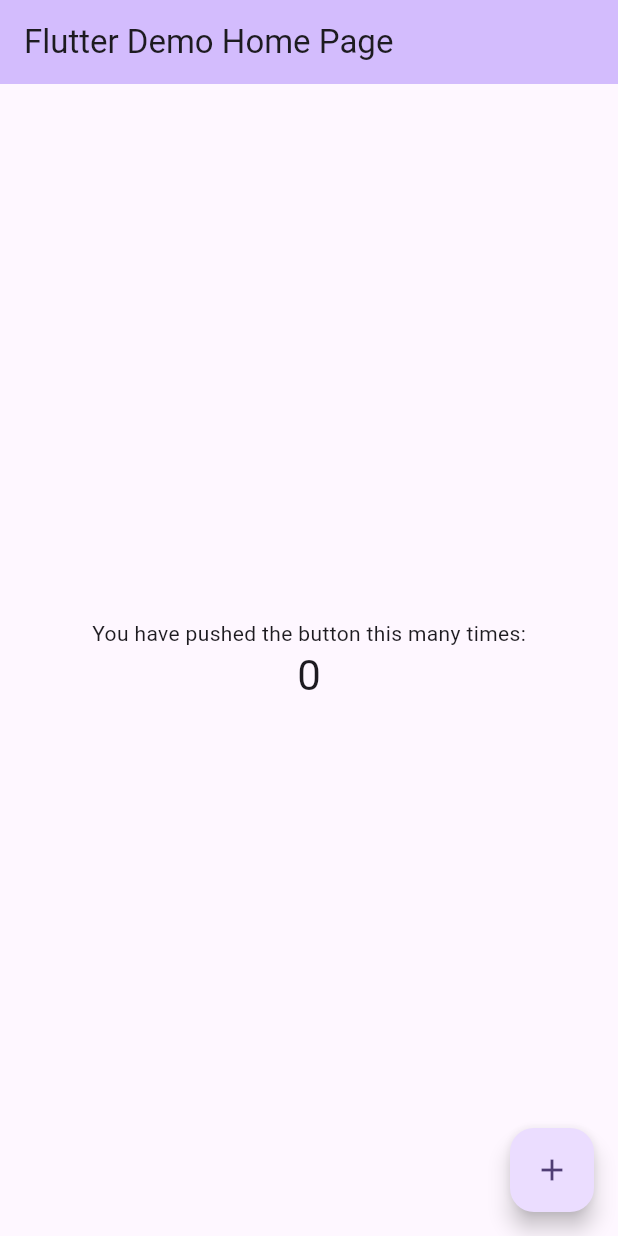
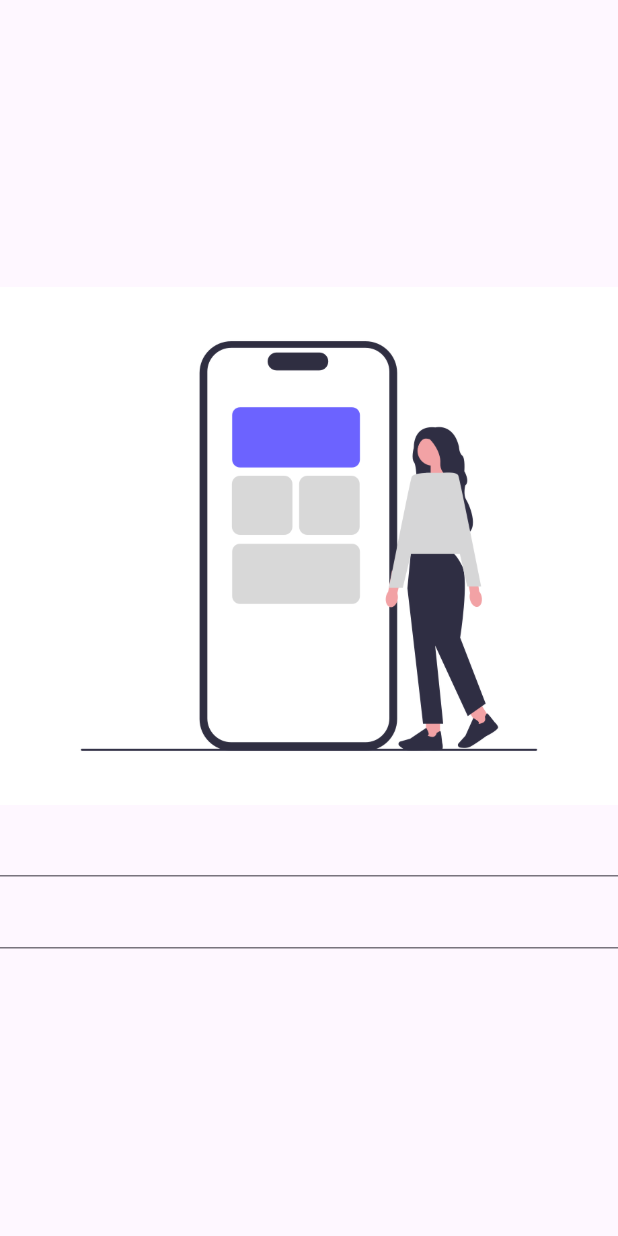
Before and after one commit to parth625/FlutterCatalogApp, a Flutter app: the screen it shows after launch, on a phone screen of 412 x 824 dp. Run offline on Flutter 3.47's test engine with Material 3 defaults, Android fonts, the phone set to English and light mode, and no system bars.

Commit message:
Day 1 completed

```diff
--- a/lib/main.dart
+++ b/lib/main.dart
@@ -1,125 +1,22 @@
+import 'package:catalog_app/screens/login_screen.dart';
 import 'package:flutter/material.dart';
 
 void main() {
-  runApp(const MyApp());
+  runApp(const CatalogApp());
 }
 
-class MyApp extends StatelessWidget {
-  const MyApp({super.key});
+class CatalogApp extends StatelessWidget {
+  const CatalogApp({super.key});
 
-  // This widget is the root of your application.
   @override
   Widget build(BuildContext context) {
     return MaterialApp(
-      title: 'Flutter Demo',
-      theme: ThemeData(
-        // This is the theme of your application.
-        //
-        // TRY THIS: Try running your application with "flutter run". You'll see
-        // the application has a purple toolbar. Then, without quitting the app,
-        // try changing the seedColor in the colorScheme below to Colors.green
-        // and then invoke "hot reload" (save your changes or press the "hot
-        // reload" button in a Flutter-supported IDE, or press "r" if you used
-        // the command line to start the app).
-        //
-        // Notice that the counter didn't reset back to zero; the application
-        // state is not lost during the reload. To reset the state, use hot
-        // restart instead.
-        //
-        // This works for code too, not just values: Most code changes can be
-        // tested with just a hot reload.
-        colorScheme: ColorScheme.fromSeed(seedColor: Colors.deepPurple),
-        useMaterial3: true,
-      ),
-      home: const MyHomePage(title: 'Flutter Demo Home Page'),
+      title: "Catalog App",
+      debugShowCheckedModeBanner: false,
+      theme: ThemeData(primarySwatch: Colors.blue),
+      // darkTheme: ThemeData.dark(),
+      // themeMode: ThemeMode.light,
+      home: const LoginScreen(),
     );
   }
 }
-
-class MyHomePage extends StatefulWidget {
-  const MyHomePage({super.key, required this.title});
-
-  // This widget is the home page of your application. It is stateful, meaning
-  // that it has a State object (defined below) that contains fields that affect
-  // how it looks.
-
-  // This class is the configuration for the state. It holds the values (in this
-  // case the title) provided by the parent (in this case the App widget) and
-  // used by the build method of the State. Fields in a Widget subclass are
-  // always marked "final".
-
-  final String title;
-
-  @override
-  State<MyHomePage> createState() => _MyHomePageState();
-}
-
-class _MyHomePageState extends State<MyHomePage> {
-  int _counter = 0;
-
-  void _incrementCounter() {
-    setState(() {
-      // This call to setState tells the Flutter framework that something has
-      // changed in this State, which causes it to rerun the build method below
-      // so that the display can reflect the updated values. If we changed
-      // _counter without calling setState(), then the build method would not be
-      // called again, and so nothing would appear to happen.
-      _counter++;
-    });
-  }
-
-  @override
-  Widget build(BuildContext context) {
-    // This method is rerun every time setState is called, for instance as done
-    // by the _incrementCounter method above.
-    //
-    // The Flutter framework has been optimized to make rerunning build methods
-    // fast, so that you can just rebuild anything that needs updating rather
-    // than having to individually change instances of widgets.
-    return Scaffold(
-      appBar: AppBar(
-        // TRY THIS: Try changing the color here to a specific color (to
-        // Colors.amber, perhaps?) and trigger a hot reload to see the AppBar
-        // change color while the other colors stay the same.
-        backgroundColor: Theme.of(context).colorScheme.inversePrimary,
-        // Here we take the value from the MyHomePage object that was created by
-        // the App.build method, and use it to set our appbar title.
-        title: Text(widget.title),
-      ),
-      body: Center(
-        // Center is a layout widget. It takes a single child and positions it
-        // in the middle of the parent.
-        child: Column(
-          // Column is also a layout widget. It takes a list of children and
-          // arranges them vertically. By default, it sizes itself to fit its
-          // children horizontally, and tries to be as tall as its parent.
-          //
-          // Column has various properties to control how it sizes itself and
-          // how it positions its children. Here we use mainAxisAlignment to
-          // center the children vertically; the main axis here is the vertical
-          // axis because Columns are vertical (the cross axis would be
-          // horizontal).
-          //
-          // TRY THIS: Invoke "debug painting" (choose the "Toggle Debug Paint"
-          // action in the IDE, or press "p" in the console), to see the
-          // wireframe for each widget.
-          mainAxisAlignment: MainAxisAlignment.center,
-          children: <Widget>[
-            const Text(
-              'You have pushed the button this many times:',
-            ),
-            Text(
-              '$_counter',
-              style: Theme.of(context).textTheme.headlineMedium,
-            ),
-          ],
-        ),
-      ),
-      floatingActionButton: FloatingActionButton(
-        onPressed: _incrementCounter,
-        tooltip: 'Increment',
-        child: const Icon(Icons.add),
-      ), // This trailing comma makes auto-formatting nicer for build methods.
-    );
-  }
-}
--- a/lib/screens/home_screeen.dart
+++ b/lib/screens/home_screeen.dart
@@ -8,6 +8,7 @@ class HomeScreeen extends StatelessWidget {
     return Scaffold(
       appBar: AppBar(
         title: const Text("Catalog App"),
+        backgroundColor: Colors.blue,
       ),
       body: const Center(
         child: Text("Welcome to Catalog App"),
--- /dev/null
+++ b/lib/screens/login_screen.dart
@@ -0,0 +1,19 @@
+import 'package:flutter/material.dart';
+
+class LoginScreen extends StatelessWidget {
+  const LoginScreen({super.key});
+
+  @override
+  Widget build(BuildContext context) {
+    return Material(
+      child: Column(
+        mainAxisAlignment: MainAxisAlignment.center,
+        children: [
+          Image.asset('assets/images/login.png', fit: BoxFit.cover),
+          TextFormField(),
+          TextFormField()
+        ],
+      ),
+    );
+  }
+}
--- a/pubspec.yaml
+++ b/pubspec.yaml
@@ -59,9 +59,8 @@ flutter:
   uses-material-design: true
 
   # To add assets to your application, add an assets section, like this:
-  # assets:
-  #   - images/a_dot_burr.jpeg
-  #   - images/a_dot_ham.jpeg
+  assets:
+    - assets/images/
 
   # An image asset can refer to one or more resolution-specific "variants", see
   # https://flutter.dev/assets-and-images/#resolution-aware
```
Also changed, not shown: assets/images/login.png (added), assets/images/login_image.png (added), 1 other file.
